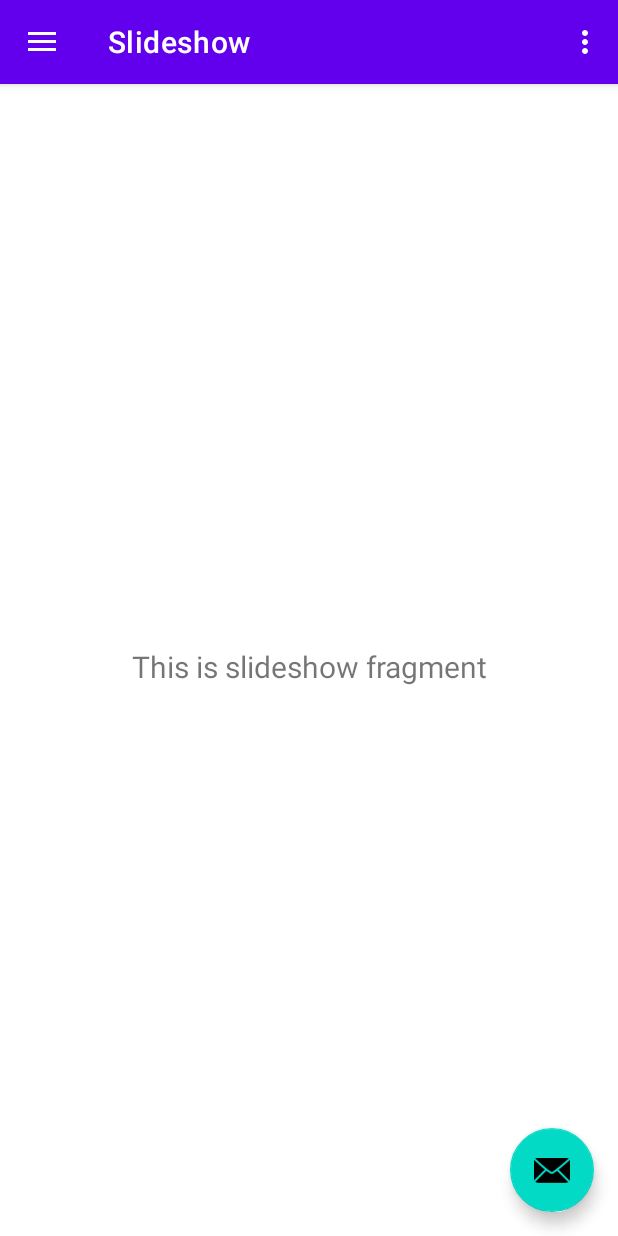
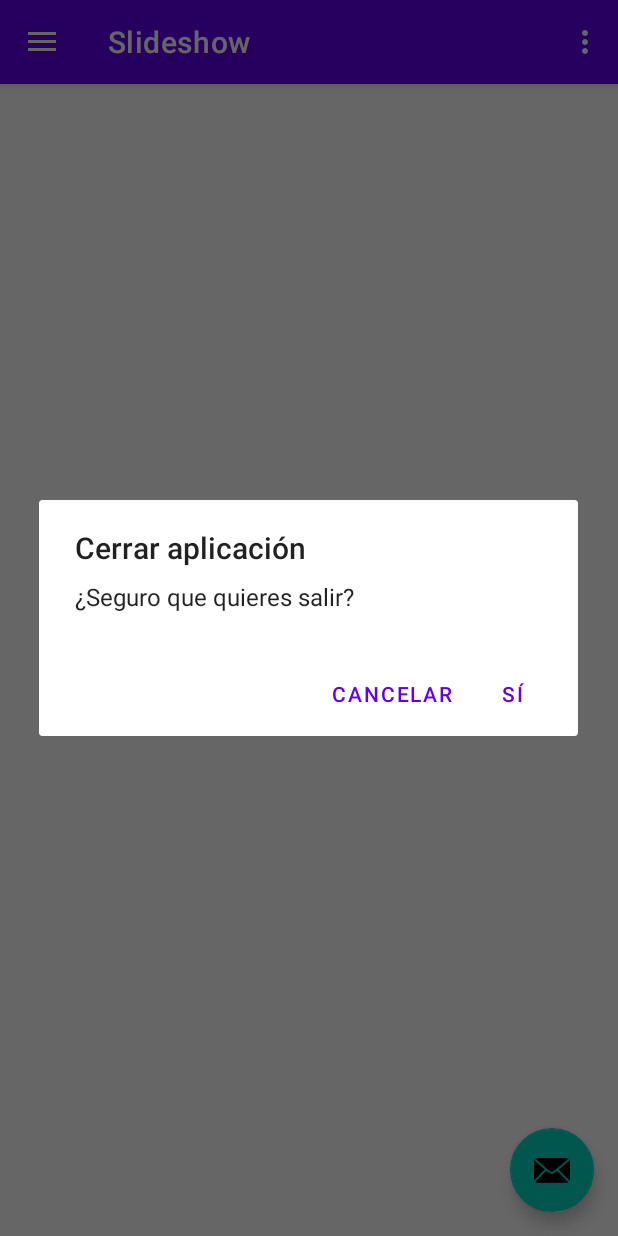
Before and after one commit to alerubira/parcial_disp_mov, an Android app: the screen it shows after launch (MainActivity), in the side drawer, after a tap on "Slideshow", on a phone screen of 412 x 824 dp. Run offline under Robolectric (Android 15) with nearby library versions, the phone set to English and light mode, and no system bars; our stand-ins replace navigation-ui.

```diff
--- a/app/src/main/java/com/principal/parcialdispmov/MainActivity.java
+++ b/app/src/main/java/com/principal/parcialdispmov/MainActivity.java
@@ -55,8 +55,9 @@ public class MainActivity extends AppCompatActivity {
         NavigationView navigationView = binding.navView;
         // Passing each menu ID as a set of Ids because each
         // menu should be considered as top level destinations.
+        //agregamos en los fragment el menu,los agregamos a la navegacion raiz
         mAppBarConfiguration = new AppBarConfiguration.Builder(
-                R.id.nav_home, R.id.nav_gallery, R.id.nav_slideshow)
+                R.id.nav_home, R.id.nav_gallery, R.id.nav_slideshow,R.id.mapsFragment,R.id.sensorFragment)
                 .setOpenableLayout(drawer)
                 .build();
         NavController navController = Navigation.findNavController(this, R.id.nav_host_fragment_content_main);
--- a/app/src/main/java/com/principal/parcialdispmov/ui/sensor/SensorFragment.java
+++ b/app/src/main/java/com/principal/parcialdispmov/ui/sensor/SensorFragment.java
@@ -19,6 +19,7 @@ import android.view.ViewGroup;
 import com.principal.parcialdispmov.R;
 import com.principal.parcialdispmov.databinding.FragmentGalleryBinding;
 import com.principal.parcialdispmov.databinding.FragmentSensorBinding;
+import com.principal.parcialdispmov.ui.mapa.MapsViewModel;
 
 
 public class SensorFragment extends Fragment {
@@ -35,7 +36,7 @@ public class SensorFragment extends Fragment {
                              @Nullable Bundle savedInstanceState) {
         binding = FragmentSensorBinding
                 .inflate(inflater, container, false);
-
+        mViewModel = ViewModelProvider.AndroidViewModelFactory.getInstance(getActivity().getApplication()).create(SensorViewModel.class);
         mViewModel.getMDatos().observe(this, new Observer<String>() {
             @Override
             public void onChanged(String s) {
--- a/app/src/main/java/com/principal/parcialdispmov/ui/slideshow/SlideshowFragment.java
+++ b/app/src/main/java/com/principal/parcialdispmov/ui/slideshow/SlideshowFragment.java
@@ -1,5 +1,6 @@
 package com.principal.parcialdispmov.ui.slideshow;
 
+import android.app.AlertDialog;
 import android.os.Bundle;
 import android.view.LayoutInflater;
 import android.view.View;
@@ -24,9 +25,30 @@ public class SlideshowFragment extends Fragment {
         binding = FragmentSlideshowBinding.inflate(inflater, container, false);
         View root = binding.getRoot();
 
-        final TextView textView = binding.textSlideshow;
-        slideshowViewModel.getText().observe(getViewLifecycleOwner(), textView::setText);
+      //  final TextView textView = binding.textSlideshow;
+      //  slideshowViewModel.getText().observe(getViewLifecycleOwner(), textView::setText);
         return root;
+    }
+    @Override
+    public void onResume() {
+        super.onResume();
+        // Mostramos el diálogo cada vez que el fragment se vuelve visible
+        mostrarDialogoSalir();
+    }
+
+    private void mostrarDialogoSalir() {
+        new AlertDialog.Builder(requireContext())
+                .setTitle("Cerrar aplicación")
+                .setMessage("¿Seguro que quieres salir?")
+                .setPositiveButton("Sí", (dialog, which) -> {
+                    // Cierra la app completamente
+                    requireActivity().finishAffinity();
+                })
+                .setNegativeButton("Cancelar", (dialog, which) -> {
+                    // Solo cierra el diálogo
+                    dialog.dismiss();
+                })
+                .show();
     }
 
     @Override
--- a/app/src/main/java/com/principal/parcialdispmov/ui/slideshow/SlideshowViewModel.java
+++ b/app/src/main/java/com/principal/parcialdispmov/ui/slideshow/SlideshowViewModel.java
@@ -6,14 +6,14 @@ import androidx.lifecycle.ViewModel;
 
 public class SlideshowViewModel extends ViewModel {
 
-    private final MutableLiveData<String> mText;
+   // private final MutableLiveData<String> mText;
 
     public SlideshowViewModel() {
-        mText = new MutableLiveData<>();
-        mText.setValue("This is slideshow fragment");
+       // mText = new MutableLiveData<>();
+       // mText.setValue("This is slideshow fragment");
     }
 
-    public LiveData<String> getText() {
+   /* public LiveData<String> getText() {
         return mText;
-    }
+    }*/
 }
--- a/app/src/main/res/layout/fragment_slideshow.xml
+++ b/app/src/main/res/layout/fragment_slideshow.xml
@@ -4,19 +4,4 @@
     xmlns:tools="http://schemas.android.com/tools"
     android:layout_width="match_parent"
     android:layout_height="match_parent"
-    tools:context=".ui.slideshow.SlideshowFragment">
-
-    <TextView
-        android:id="@+id/text_slideshow"
-        android:layout_width="match_parent"
-        android:layout_height="wrap_content"
-        android:layout_marginStart="8dp"
-        android:layout_marginTop="8dp"
-        android:layout_marginEnd="8dp"
-        android:textAlignment="center"
-        android:textSize="20sp"
-        app:layout_constraintBottom_toBottomOf="parent"
-        app:layout_constraintEnd_toEndOf="parent"
-        app:layout_constraintStart_toStartOf="parent"
-        app:layout_constraintTop_toTopOf="parent" />
-</androidx.constraintlayout.widget.ConstraintLayout>
+    tools:context=".ui.slideshow.SlideshowFragment"/>
--- a/app/src/main/res/menu/activity_main_drawer.xml
+++ b/app/src/main/res/menu/activity_main_drawer.xml
@@ -12,10 +12,7 @@
             android:id="@+id/nav_gallery"
             android:icon="@drawable/ic_menu_gallery"
             android:title="@string/menu_gallery" />
-        <item
-            android:id="@+id/nav_slideshow"
-            android:icon="@drawable/ic_menu_slideshow"
-            android:title="@string/menu_slideshow" />
+
         <item
             android:id="@+id/mapsFragment"
             android:icon="@drawable/ic_menu_slideshow"
@@ -24,5 +21,9 @@
             android:id="@+id/sensorFragment"
             android:icon="@drawable/ic_menu_slideshow"
             android:title="@string/sensor" />
+        <item
+            android:id="@+id/nav_slideshow"
+            android:icon="@drawable/ic_menu_slideshow"
+            android:title="@string/menu_slideshow" />
     </group>
 </menu>
```
